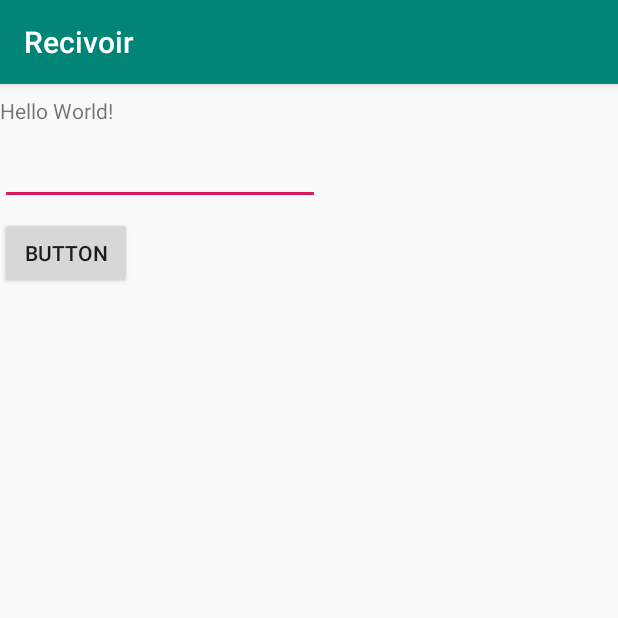
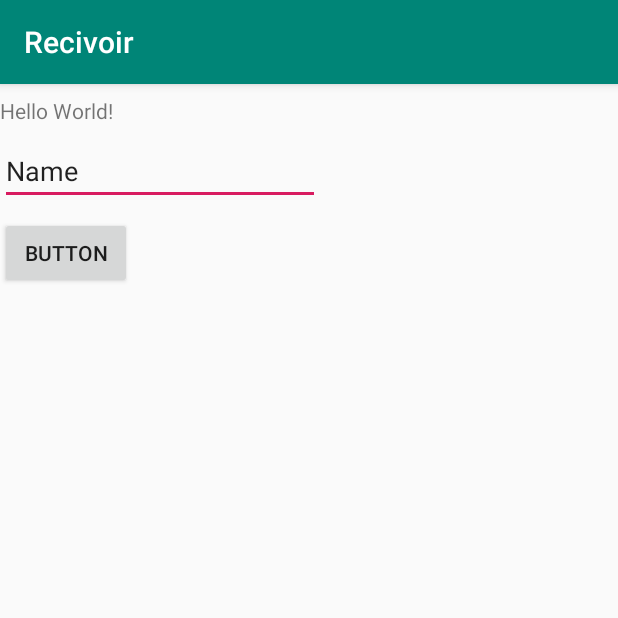
Before and after one commit to rubberband75/Recivoir, an Android app: the screen it shows after launch (MainActivity), on a phone screen of 412 x 824 dp, the top half of it. Run offline under Robolectric (Android 15) with nearby library versions, the phone set to English and light mode, and no system bars.

Commit message:
check if peference value exists

```diff
--- a/app/src/main/java/com/rubberband75/recivoir/MainActivity.java
+++ b/app/src/main/java/com/rubberband75/recivoir/MainActivity.java
@@ -32,9 +32,11 @@ public class MainActivity extends AppCompatActivity {
         super.onResume();
 
         SharedPreferences userDetails = this.getSharedPreferences("userdetails", MODE_PRIVATE);
-        String name = userDetails.getString("username", "");
 
-        EditText nameInput = (EditText) findViewById(R.id.name_input);
-        nameInput.setText(name);
+        if(userDetails.contains("username")) {
+            String name = userDetails.getString("username", null);
+            EditText nameInput = (EditText) findViewById(R.id.name_input);
+            nameInput.setText(name);
+        }
     }
 }
```
